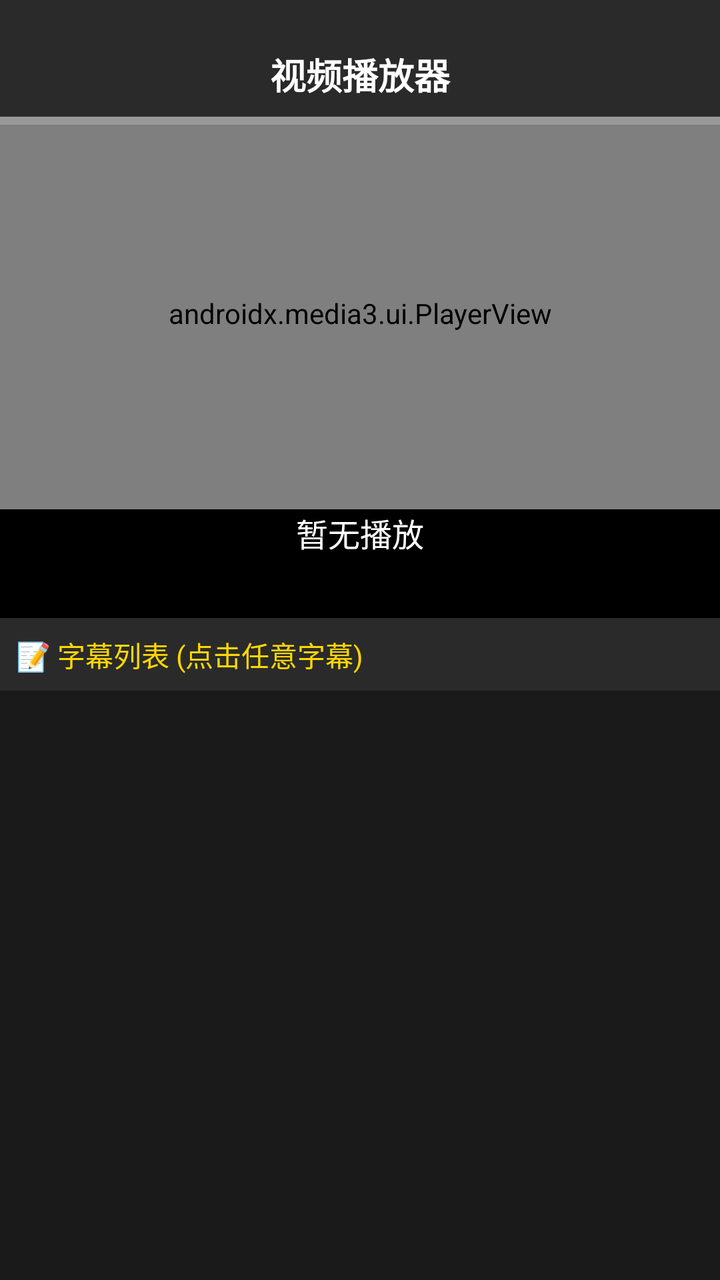
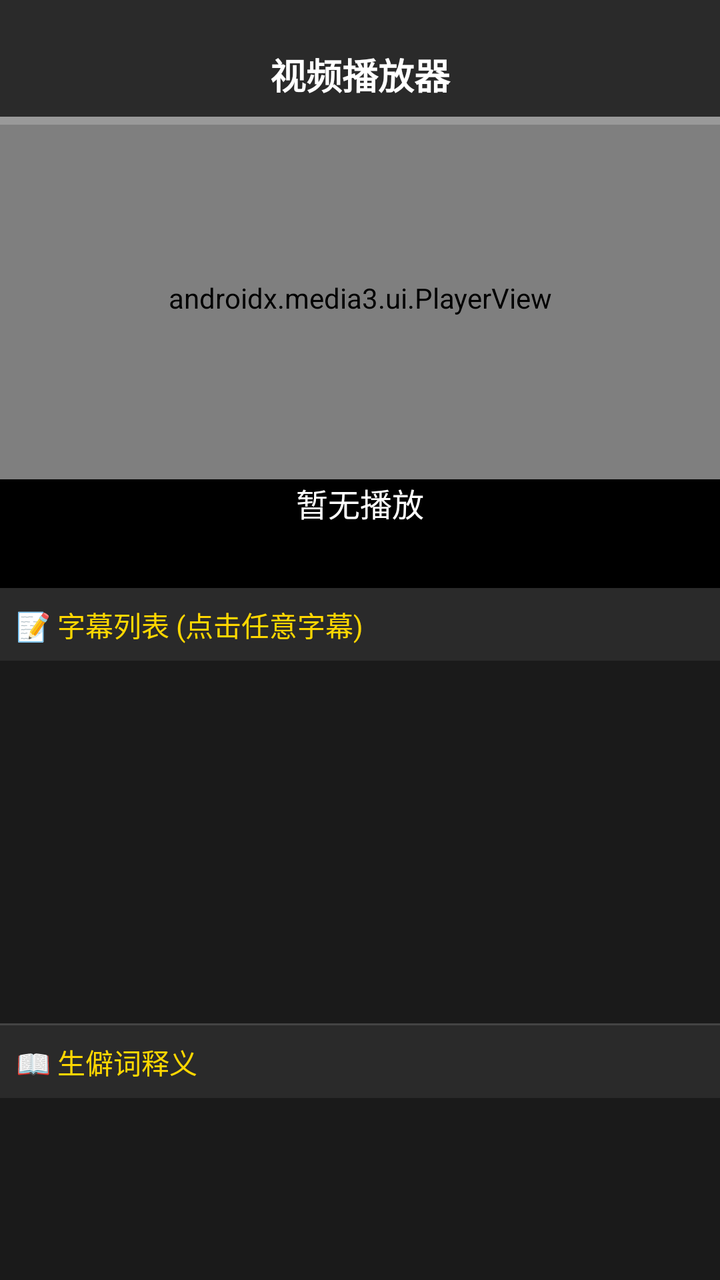

Compare the two renders of this Android layout. The source of the first and the diff that turns it into the second are given below.
<!-- AndroidManifest.xml: application theme Theme.Player -->
<!-- res/layout/activity_player.xml -->
<?xml version="1.0" encoding="utf-8"?>
<LinearLayout xmlns:android="http://schemas.android.com/apk/res/android"
    xmlns:app="http://schemas.android.com/apk/res-auto"
    android:layout_width="match_parent"
    android:layout_height="match_parent"
    android:orientation="vertical"
    android:background="#000000"
    android:fitsSystemWindows="true">

    <TextView
        android:id="@+id/tvTitle"
        android:layout_width="match_parent"
        android:layout_height="wrap_content"
        android:text="视频播放器"
        android:textColor="#FFFFFF"
        android:textSize="18sp"
        android:textStyle="bold"
        android:gravity="center"
        android:paddingTop="24dp"
        android:paddingBottom="8dp"
        android:background="#2a2a2a" />

    <FrameLayout
        android:layout_width="match_parent"
        android:layout_height="0dp"
        android:layout_weight="4">

        <androidx.media3.ui.PlayerView
            android:id="@+id/playerView"
            android:layout_width="match_parent"
            android:layout_height="match_parent"
            app:use_controller="false"
            app:resize_mode="fit" />

        
        <FrameLayout
            android:layout_width="match_parent"
            android:layout_height="4dp"
            android:layout_gravity="top"
            android:background="#33FFFFFF">

            <View
                android:id="@+id/progressFill"
                android:layout_width="0dp"
                android:layout_height="match_parent"
                android:background="#FFD700" />
        </FrameLayout>
    </FrameLayout>

    <TextView
        android:id="@+id/tvCurrentSubtitle"
        android:layout_width="match_parent"
        android:layout_height="wrap_content"
        android:text="暂无播放"
        android:textColor="#FFFFFF"
        android:textSize="16sp"
        android:gravity="top|center_horizontal"
        android:paddingTop="0dp"
        android:paddingBottom="12dp"
        android:background="#000000"
        android:minLines="2"
        android:maxLines="3"
        android:ellipsize="end" />

    <TextView
        android:layout_width="match_parent"
        android:layout_height="wrap_content"
        android:text="📝 字幕列表 (点击任意字幕)"
        android:textColor="#FFD700"
        android:textSize="14sp"
        android:padding="8dp"
        android:background="#2a2a2a" />

    <androidx.recyclerview.widget.RecyclerView
        android:id="@+id/rvSubtitles"
        android:layout_width="match_parent"
        android:layout_height="0dp"
        android:layout_weight="6"
        android:background="#1a1a1a"
        android:padding="4dp" />

</LinearLayout>
<!-- resources referenced by this layout -->
<resources>
  <style name="Theme.Player" parent="Base.Theme.Player" />
  <style name="Base.Theme.Player" parent="Theme.Material3.DayNight.NoActionBar">
          
          
      </style>
</resources>

<!-- the commit's change to res/layout/activity_player.xml (unified diff, before → after) -->
@@ -7,6 +7,7 @@
     android:background="#000000"
     android:fitsSystemWindows="true">
 
+    
     <TextView
         android:id="@+id/tvTitle"
         android:layout_width="match_parent"
@@ -20,6 +21,7 @@
         android:paddingBottom="8dp"
         android:background="#2a2a2a" />
 
+    
     <FrameLayout
         android:layout_width="match_parent"
         android:layout_height="0dp"
@@ -47,6 +49,7 @@
         </FrameLayout>
     </FrameLayout>
 
+    
     <TextView
         android:id="@+id/tvCurrentSubtitle"
         android:layout_width="match_parent"
@@ -62,6 +65,7 @@
         android:maxLines="3"
         android:ellipsize="end" />
 
+    
     <TextView
         android:layout_width="match_parent"
         android:layout_height="wrap_content"
@@ -71,12 +75,41 @@
         android:padding="8dp"
         android:background="#2a2a2a" />
 
+    
     <androidx.recyclerview.widget.RecyclerView
         android:id="@+id/rvSubtitles"
         android:layout_width="match_parent"
         android:layout_height="0dp"
-        android:layout_weight="6"
+        android:layout_weight="4"
         android:background="#1a1a1a"
         android:padding="4dp" />
 
+    
+    <View
+        android:layout_width="match_parent"
+        android:layout_height="1dp"
+        android:background="#444444" />
+
+    
+    <TextView
+        android:layout_width="match_parent"
+        android:layout_height="wrap_content"
+        android:text="📖 生僻词释义"
+        android:textColor="#FFD700"
+        android:textSize="14sp"
+        android:padding="8dp"
+        android:background="#2a2a2a" />
+
+    
+    <androidx.recyclerview.widget.RecyclerView
+        android:id="@+id/rvMeanings"
+        android:layout_width="match_parent"
+        android:layout_height="0dp"
+        android:layout_weight="2"
+        android:minHeight="80dp"
+        android:padding="4dp"
+        android:background="#1a1a1a"
+        app:layoutManager="androidx.recyclerview.widget.GridLayoutManager"
+        app:spanCount="2" />
+
 </LinearLayout>
